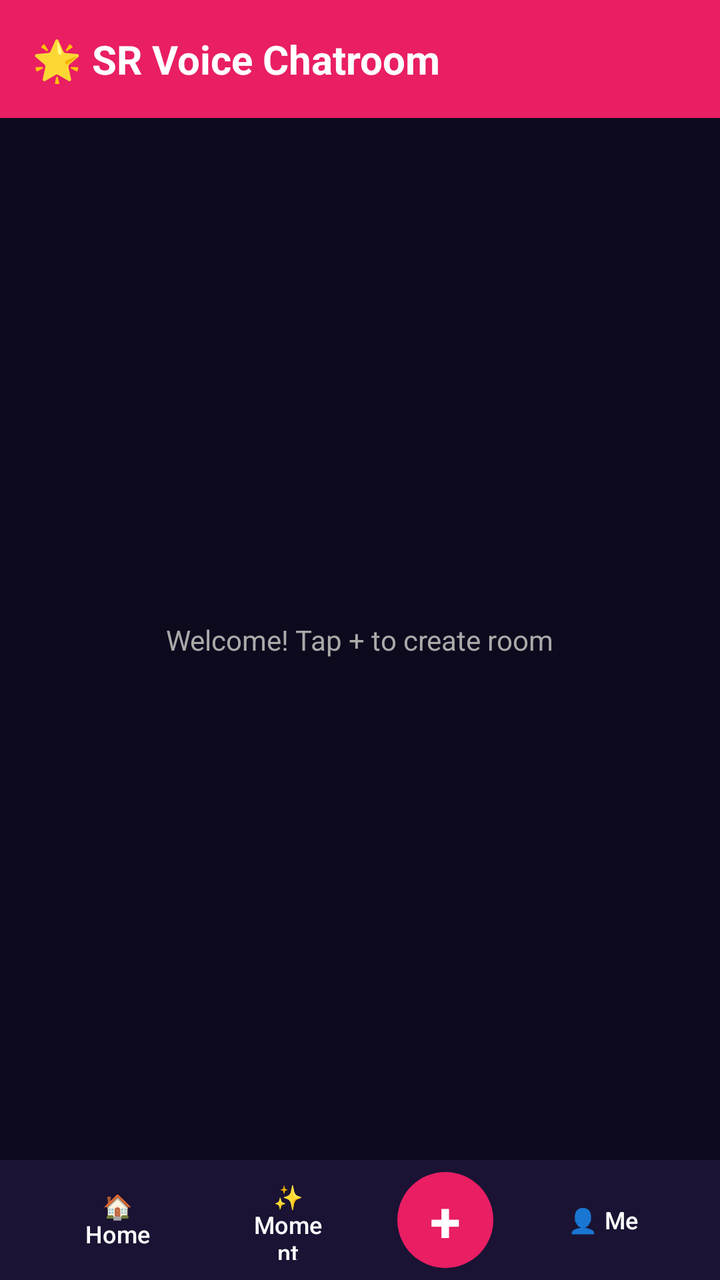
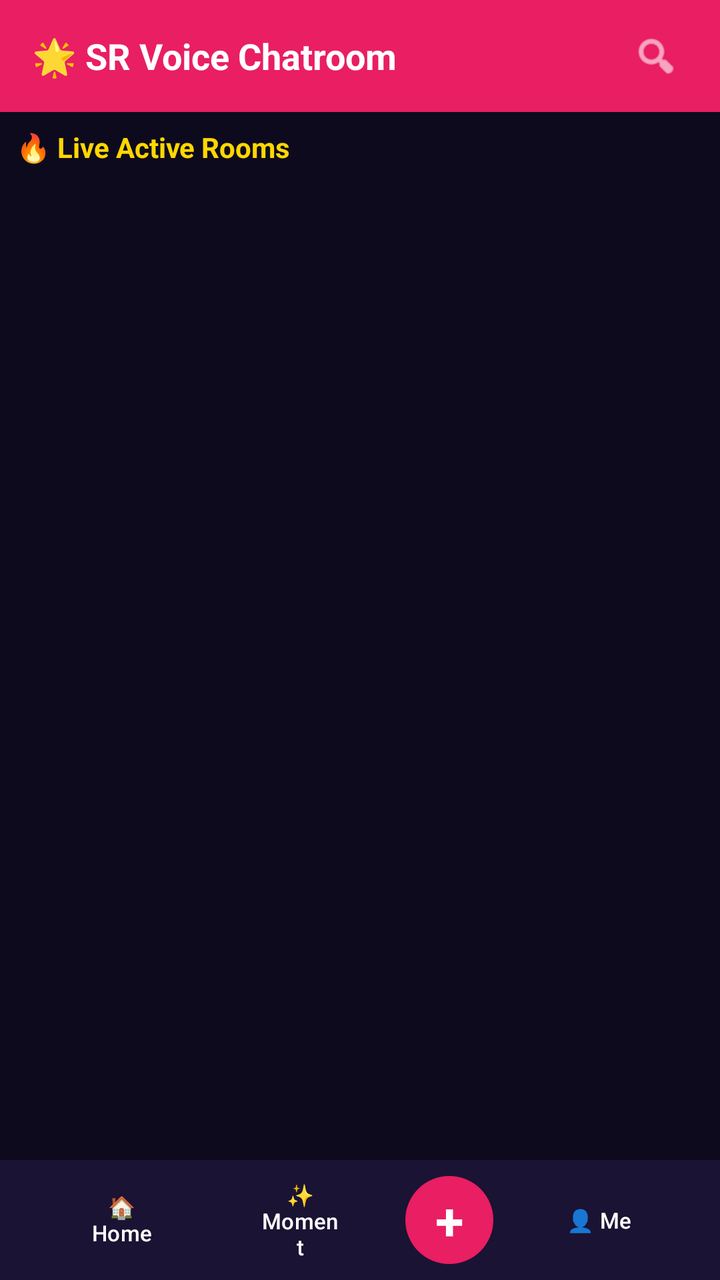

An Android layout rendered at two revisions. The XML below is the earlier revision; the diff shows what the commit changed to produce the second picture.
<!-- AndroidManifest.xml: application theme Theme.SRVoiceChat -->
<!-- res/layout/activity_home.xml -->
<?xml version="1.0" encoding="utf-8"?>
<RelativeLayout xmlns:android="http://schemas.android.com/apk/res/android"
    android:layout_width="match_parent"
    android:layout_height="match_parent"
    android:background="#0E0A1E">

    
    <TextView
        android:id="@+id/topBar"
        android:layout_width="match_parent"
        android:layout_height="wrap_content"
        android:text="🌟 SR Voice Chatroom"
        android:textColor="#FFFFFF"
        android:textSize="20sp"
        android:textStyle="bold"
        android:padding="16dp"
        android:background="#E91E63"/>

    
    <TextView
        android:layout_centerInParent="true"
        android:layout_width="wrap_content"
        android:layout_height="wrap_content"
        android:text="Welcome! Tap + to create room"
        android:textColor="#AAAAAA"
        android:textSize="14sp"/>

    
    <LinearLayout
        android:layout_width="match_parent"
        android:layout_height="60dp"
        android:layout_alignParentBottom="true"
        android:orientation="horizontal"
        android:background="#1A1333"
        android:gravity="center"
        android:paddingHorizontal="16dp">

        <Button
            android:id="@+id/btnHomeTab"
            android:layout_width="0dp"
            android:layout_height="wrap_content"
            android:layout_weight="1"
            android:text="🏠 Home"
            android:textSize="12sp"
            android:background="?attr/selectableItemBackgroundBorderless"
            android:textColor="#FFFFFF"/>

        <Button
            android:id="@+id/btnMomentTab"
            android:layout_width="0dp"
            android:layout_height="wrap_content"
            android:layout_weight="1"
            android:text="✨ Moment"
            android:textSize="12sp"
            android:background="?attr/selectableItemBackgroundBorderless"
            android:textColor="#FFFFFF"/>

        
        <TextView
            android:id="@+id/btnPlus"
            android:layout_width="48dp"
            android:layout_height="48dp"
            android:text="+"
            android:textSize="28sp"
            android:textColor="#FFFFFF"
            android:background="@drawable/bg_plus_btn"
            android:gravity="center"
            android:textStyle="bold"
            android:layout_marginHorizontal="12dp"/>

        <Button
            android:id="@+id/btnMeTab"
            android:layout_width="0dp"
            android:layout_height="wrap_content"
            android:layout_weight="1"
            android:text="👤 Me"
            android:textSize="12sp"
            android:background="?attr/selectableItemBackgroundBorderless"
            android:textColor="#FFFFFF"/>

    </LinearLayout>

</RelativeLayout>
<!-- resources referenced by this layout -->
<resources>
  <!-- drawable bg_plus_btn (drawable) -->
  <?xml version="1.0" encoding="utf-8"?>
  <shape xmlns:android="http://schemas.android.com/apk/res/android" android:shape="oval">
      <solid android:color="#E91E63"/>
  </shape>
  <style name="Theme.SRVoiceChat" parent="Theme.Material3.DayNight.NoActionBar">
          <item name="colorPrimary">#FF4081</item>
          <item name="android:statusBarColor">#FF4081</item>
          <item name="android:windowLightStatusBar">true</item>
      </style>
</resources>

<!-- the commit's change to res/layout/activity_home.xml (unified diff, before → after) -->
@@ -5,28 +5,67 @@
     android:background="#0E0A1E">
 
     
-    <TextView
-        android:id="@+id/topBar"
+    <LinearLayout
+        android:id="@+id/topBarLayout"
         android:layout_width="match_parent"
         android:layout_height="wrap_content"
-        android:text="🌟 SR Voice Chatroom"
-        android:textColor="#FFFFFF"
-        android:textSize="20sp"
-        android:textStyle="bold"
-        android:padding="16dp"
-        android:background="#E91E63"/>
+        android:orientation="horizontal"
+        android:gravity="center_vertical"
+        android:background="#E91E63"
+        android:paddingHorizontal="16dp"
+        android:paddingVertical="12dp">
 
-    
-    <TextView
-        android:layout_centerInParent="true"
-        android:layout_width="wrap_content"
-        android:layout_height="wrap_content"
-        android:text="Welcome! Tap + to create room"
-        android:textColor="#AAAAAA"
-        android:textSize="14sp"/>
+        <TextView
+            android:layout_width="0dp"
+            android:layout_height="wrap_content"
+            android:layout_weight="1"
+            android:text="🌟 SR Voice Chatroom"
+            android:textColor="#FFFFFF"
+            android:textSize="18sp"
+            android:textStyle="bold"/>
+
+        
+        <ImageView
+            android:id="@+id/btnSearchRoom"
+            android:layout_width="32dp"
+            android:layout_height="32dp"
+            android:src="@android:drawable/ic_menu_search"
+            android:tint="#FFFFFF"
+            android:contentDescription="Search Room"
+            android:background="?attr/selectableItemBackgroundBorderless"
+            android:padding="4dp"/>
+    </LinearLayout>
 
     
     <LinearLayout
+        android:layout_width="match_parent"
+        android:layout_height="match_parent"
+        android:layout_below="@id/topBarLayout"
+        android:layout_above="@id/bottomNavLayout"
+        android:orientation="vertical"
+        android:padding="8dp">
+
+        <TextView
+            android:layout_width="wrap_content"
+            android:layout_height="wrap_content"
+            android:text="🔥 Live Active Rooms"
+            android:textColor="#FFD700"
+            android:textSize="14sp"
+            android:textStyle="bold"
+            android:layout_marginBottom="6dp"/>
+
+        
+        <ListView
+            android:id="@+id/roomListView"
+            android:layout_width="match_parent"
+            android:layout_height="match_parent"
+            android:divider="@null"
+            android:dividerHeight="6dp"/>
+    </LinearLayout>
+
+    
+    <LinearLayout
+        android:id="@+id/bottomNavLayout"
         android:layout_width="match_parent"
         android:layout_height="60dp"
         android:layout_alignParentBottom="true"
@@ -41,7 +80,7 @@
             android:layout_height="wrap_content"
             android:layout_weight="1"
             android:text="🏠 Home"
-            android:textSize="12sp"
+            android:textSize="11sp"
             android:background="?attr/selectableItemBackgroundBorderless"
             android:textColor="#FFFFFF"/>
 
@@ -51,22 +90,22 @@
             android:layout_height="wrap_content"
             android:layout_weight="1"
             android:text="✨ Moment"
-            android:textSize="12sp"
+            android:textSize="11sp"
             android:background="?attr/selectableItemBackgroundBorderless"
             android:textColor="#FFFFFF"/>
 
         
         <TextView
             android:id="@+id/btnPlus"
-            android:layout_width="48dp"
-            android:layout_height="48dp"
+            android:layout_width="44dp"
+            android:layout_height="44dp"
             android:text="+"
-            android:textSize="28sp"
+            android:textSize="26sp"
             android:textColor="#FFFFFF"
             android:background="@drawable/bg_plus_btn"
             android:gravity="center"
             android:textStyle="bold"
-            android:layout_marginHorizontal="12dp"/>
+            android:layout_marginHorizontal="8dp"/>
 
         <Button
             android:id="@+id/btnMeTab"
@@ -74,7 +113,7 @@
             android:layout_height="wrap_content"
             android:layout_weight="1"
             android:text="👤 Me"
-            android:textSize="12sp"
+            android:textSize="11sp"
             android:background="?attr/selectableItemBackgroundBorderless"
             android:textColor="#FFFFFF"/>
 
